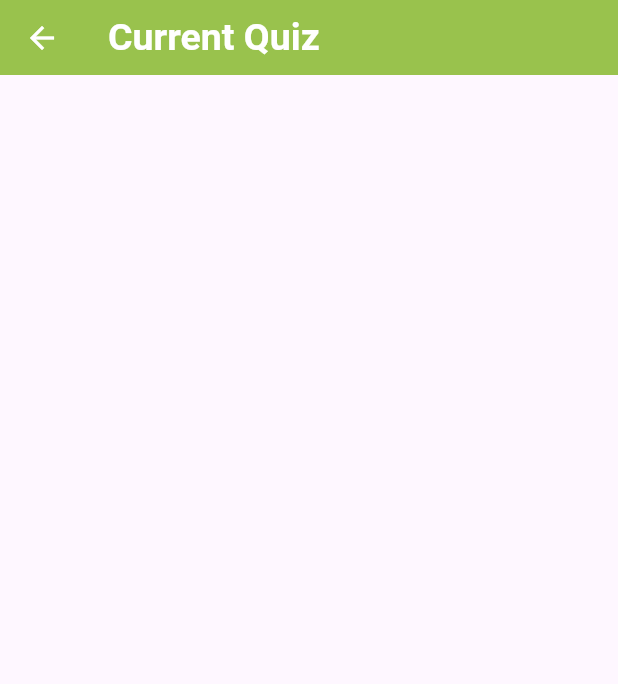
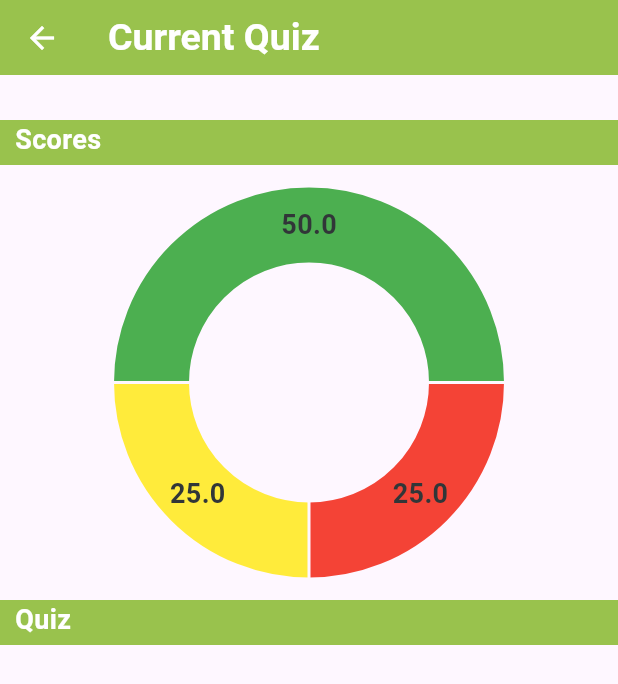
Before and after one commit to AngeliqueBalt/SPM_App, a Flutter app: the CurrentQuizScreen screen opened directly, on a phone screen of 412 x 824 dp. Shown: the top 684 px of the screen. Run offline on Flutter 3.47's test engine with Material 3 defaults, Android fonts, the phone set to English and light mode, and no system bars; drawn by our look-alikes of fl_chart; our stand-ins replace go_router, smooth_page_indicator.

Commit message:
added chart to display score to teacher

```diff
--- /dev/null
+++ b/lib/components/score_chart.dart
@@ -0,0 +1,50 @@
+import 'package:fl_chart/fl_chart.dart';
+import 'package:flutter/material.dart';
+
+class ScoreChart extends StatelessWidget {
+  const ScoreChart({super.key});
+
+  // TODO: value will be replaced with scores as percentages
+  @override
+  Widget build(BuildContext context) {
+    return PieChart(
+      swapAnimationDuration: const Duration(milliseconds: 400), // Optional
+      swapAnimationCurve: Curves.easeInOut,
+      PieChartData(
+        centerSpaceRadius: 80,
+        sections: [
+          PieChartSectionData(
+            color: Colors.red,
+            value: 25,
+            radius: 50,
+            titleStyle: const TextStyle(
+              fontSize: 18,
+              fontWeight: FontWeight.bold,
+              color: Color(0xFF313638),
+            ),
+          ),
+          PieChartSectionData(
+            color: Colors.yellow,
+            value: 25,
+            radius: 50,
+            titleStyle: const TextStyle(
+              fontSize: 18,
+              fontWeight: FontWeight.bold,
+              color: Color(0xFF313638),
+            ),
+          ),
+          PieChartSectionData(
+            color: Colors.green,
+            value: 50,
+            radius: 50,
+            titleStyle: const TextStyle(
+              fontSize: 18,
+              fontWeight: FontWeight.bold,
+              color: Color(0xFF313638),
+            ),
+          ),
+        ],
+      ),
+    );
+  }
+}
--- a/lib/screens/teacher/current_quiz_screen.dart
+++ b/lib/screens/teacher/current_quiz_screen.dart
@@ -1,4 +1,6 @@
 import 'package:flutter/material.dart';
+
+import '../../components/score_chart.dart';
 
 class CurrentQuizScreen extends StatelessWidget {
   const CurrentQuizScreen({super.key});
@@ -18,6 +20,60 @@ class CurrentQuizScreen extends StatelessWidget {
         toolbarHeight: 50,
       ),
       // TODO: display quiz just created in add new quiz screen
+      body: SafeArea(
+        child: SingleChildScrollView(
+          child: Column(
+            mainAxisSize: MainAxisSize.min,
+            children: [
+              Column(
+                crossAxisAlignment: CrossAxisAlignment.stretch,
+                children: [
+                  const SizedBox(height: 30),
+                  Container(
+                    color: const Color(0xFF99C24D),
+                    height: 30,
+                    child: const Padding(
+                      padding: EdgeInsets.only(left: 10),
+                      child: Text(
+                        "Scores",
+                        style: TextStyle(
+                            fontSize: 18,
+                            fontWeight: FontWeight.bold,
+                            color: Colors.white),
+                      ),
+                    ),
+                  ),
+                  const SizedBox(height: 20),
+                  // TODO: get summary of all quiz scores from the database to be displayed
+                  Center(
+                    child: Container(
+                      height: 250,
+                      child: ScoreChart(),
+                    ),
+                  ),
+                  const SizedBox(height: 20),
+                  Container(
+                    color: const Color(0xFF99C24D),
+                    height: 30,
+                    child: const Padding(
+                      padding: EdgeInsets.only(left: 10),
+                      child: Text(
+                        "Quiz",
+                        style: TextStyle(
+                            fontSize: 18,
+                            fontWeight: FontWeight.bold,
+                            color: Colors.white),
+                      ),
+                    ),
+                  ),
+                  // TODO: get the quiz questions and answers from the database to be displayed for each quiz
+                  // TODO: get info from quiz overview screen?
+                ],
+              ),
+            ],
+          ),
+        ),
+      ),
     );
   }
 }
--- a/pubspec.yaml
+++ b/pubspec.yaml
@@ -38,6 +38,7 @@ dependencies:
   smooth_page_indicator: ^1.1.0
   go_router: ^12.1.1
   riverpod: ^2.4.9
+  fl_chart: ^0.66.1
 
 dev_dependencies:
   flutter_test:
```
Also changed, not shown: lib/screens/teacher/teacher_quiz_summary_screen.dart (+65 -70 lines), pubspec.lock, 2 other files.
